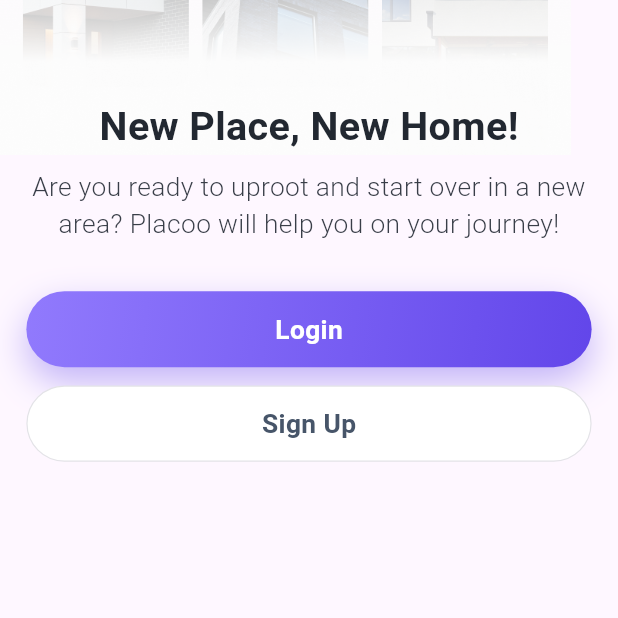
After one commit to saadghazal/home_rent_app, a Flutter app: the screen it shows after launch, on a phone screen of 412 x 824 dp, the part 618-1236 px from its top. The commit adds this screen. Run offline on Flutter 3.47's test engine with Material 3 defaults, Android fonts, the phone set to English and light mode, and no system bars; our stand-ins replace flutter_screenutil; Roboto replaces fonts that are missing (SFProDisplay); project files that could hold a hidden picture were left out.

Commit message:
clean onboarding screen code

```diff
--- a/lib/onboarding/screen/onboarding_screen.dart
+++ b/lib/onboarding/screen/onboarding_screen.dart
@@ -1,6 +1,9 @@
 import 'package:flutter/material.dart';
 import 'package:flutter_screenutil/flutter_screenutil.dart';
+import 'package:home_rent_app/onboarding/widgets/onboarding_cover.dart';
 import 'package:home_rent_app/utils/app_theme.dart';
+import 'package:home_rent_app/widgets/gradient_button.dart';
+import 'package:home_rent_app/widgets/main_button.dart';
 
 class OnBoardingScreen extends StatelessWidget {
   const OnBoardingScreen({super.key});
@@ -12,32 +15,7 @@ class OnBoardingScreen extends StatelessWidget {
         bottom: false,
         child: Column(
           children: [
-            SizedBox(
-              height: 508.h,
-              child: Stack(
-                children: [
-                  Image.asset(
-                    'assets/images/onboarding.png',
-                    height: 508.h,
-                  ),
-                  Image.asset(
-                    'assets/images/onboarding_overlay.png',
-                    height: 508.h,
-                  ),
-                  Align(
-                    alignment: Alignment.bottomCenter,
-                    child: Text(
-                      'New Place, New Home!',
-                      style: TextStyle(
-                        fontSize: 24.sp,
-                        fontWeight: FontWeight.bold,
-                        color: AppTheme.blueDark,
-                      ),
-                    ),
-                  )
-                ],
-              ),
-            ),
+            OnBoardingCover(),
             SizedBox(
               height: 8.h,
             ),
@@ -59,29 +37,9 @@ class OnBoardingScreen extends StatelessWidget {
             ),
             Padding(
               padding: EdgeInsets.symmetric(horizontal: 16.w),
-              child: Container(
-                height: 50.h,
-                decoration: BoxDecoration(
-                  borderRadius: BorderRadius.circular(50.r),
-                  gradient: AppTheme.buttonGradient(),
-                  boxShadow: [
-                    BoxShadow(
-                      offset: Offset(0, 10),
-                      blurRadius: 20.r,
-                      color: AppTheme.mainColor.withOpacity(0.4),
-                    )
-                  ],
-                ),
-                child: Center(
-                  child: Text(
-                    'Login',
-                    style: TextStyle(
-                      fontSize: 16,
-                      fontWeight: FontWeight.w600,
-                      color: Colors.white,
-                    ),
-                  ),
-                ),
+              child: GradientButton(
+                label: 'Login',
+                onTap: () {},
               ),
             ),
             SizedBox(
@@ -89,26 +47,12 @@ class OnBoardingScreen extends StatelessWidget {
             ),
             Padding(
               padding: EdgeInsets.symmetric(horizontal: 16.w),
-              child: Container(
-                height: 50.h,
-                decoration: BoxDecoration(
-                  borderRadius: BorderRadius.circular(50.r),
-                  color: Colors.white,
-                  border: Border.all(
-                    width: 0.8,
-                    color: Color(0xFFE3E3E7),
-                  ),
-                ),
-                child: Center(
-                  child: Text(
-                    'Sign Up',
-                    style: TextStyle(
-                      fontSize: 16,
-                      fontWeight: FontWeight.w600,
-                      color: AppTheme.bonusColor,
-                    ),
-                  ),
-                ),
+              child: MainButton(
+                onTap: () {},
+                label: 'Sign Up',
+                backgroundColor: Colors.white,
+                labelColor: AppTheme.bonusColor,
+                borderColor: Color(0xFFE3E3E7),
               ),
             ),
           ],
--- /dev/null
+++ b/lib/onboarding/widgets/onboarding_cover.dart
@@ -0,0 +1,38 @@
+import 'package:flutter/cupertino.dart';
+import 'package:flutter_screenutil/flutter_screenutil.dart';
+
+import '../../utils/app_theme.dart';
+
+class OnBoardingCover extends StatelessWidget {
+  const OnBoardingCover({super.key});
+
+  @override
+  Widget build(BuildContext context) {
+    return SizedBox(
+      height: 508.h,
+      child: Stack(
+        children: [
+          Image.asset(
+            'assets/images/onboarding.png',
+            height: 508.h,
+          ),
+          Image.asset(
+            'assets/images/onboarding_overlay.png',
+            height: 508.h,
+          ),
+          Align(
+            alignment: Alignment.bottomCenter,
+            child: Text(
+              'New Place, New Home!',
+              style: TextStyle(
+                fontSize: 24.sp,
+                fontWeight: FontWeight.bold,
+                color: AppTheme.blueDark,
+              ),
+            ),
+          )
+        ],
+      ),
+    );
+  }
+}
--- /dev/null
+++ b/lib/widgets/gradient_button.dart
@@ -0,0 +1,55 @@
+import 'package:flutter/cupertino.dart';
+import 'package:flutter/material.dart';
+import 'package:flutter_screenutil/flutter_screenutil.dart';
+
+import '../utils/app_theme.dart';
+
+class GradientButton extends StatelessWidget {
+  const GradientButton({
+    required this.label,
+    required this.onTap,
+    this.width = double.maxFinite,
+    this.radius = 50,
+    this.height = 50,
+    this.labelSize = 16,
+    super.key,
+  });
+  final String label;
+  final double height;
+  final double radius;
+  final double width;
+  final double labelSize;
+  final VoidCallback onTap;
+
+  @override
+  Widget build(BuildContext context) {
+    return GestureDetector(
+      onTap: onTap,
+      child: Container(
+        height: height.h,
+        width: width.w,
+        decoration: BoxDecoration(
+          borderRadius: BorderRadius.circular(radius.r),
+          gradient: AppTheme.buttonGradient(),
+          boxShadow: [
+            BoxShadow(
+              offset: Offset(0, 10),
+              blurRadius: 20.r,
+              color: AppTheme.mainColor.withOpacity(0.4),
+            )
+          ],
+        ),
+        child: Center(
+          child: Text(
+            label,
+            style: TextStyle(
+              fontSize: labelSize.sp,
+              fontWeight: FontWeight.w600,
+              color: Colors.white,
+            ),
+          ),
+        ),
+      ),
+    );
+  }
+}
--- /dev/null
+++ b/lib/widgets/main_button.dart
@@ -0,0 +1,86 @@
+import 'package:flutter/cupertino.dart';
+import 'package:flutter/material.dart';
+import 'package:flutter_screenutil/flutter_screenutil.dart';
+
+import '../utils/app_theme.dart';
+
+class MainButton extends StatelessWidget {
+  const MainButton({
+    required this.label,
+    required this.onTap,
+    this.labelSize = 16,
+    this.width = double.maxFinite,
+    this.radius = 50,
+    this.height = 50,
+    required this.backgroundColor,
+    required this.labelColor,
+    this.shadowColor,
+    this.borderColor,
+    this.icon,
+    super.key,
+  });
+  final String label;
+  final double height;
+  final double radius;
+  final double width;
+  final double labelSize;
+  final Color backgroundColor;
+  final Color labelColor;
+  final Widget? icon;
+  final Color? shadowColor;
+  final Color? borderColor;
+  final VoidCallback onTap;
+
+  @override
+  Widget build(BuildContext context) {
+    return GestureDetector(
+      onTap: onTap,
+      child: Container(
+        height: height.h,
+        width: width.w,
+        decoration: BoxDecoration(
+          borderRadius: BorderRadius.circular(50.r),
+          color: backgroundColor,
+          border: Border.all(
+            width: 0.8,
+            color: borderColor ?? Colors.transparent,
+          ),
+          boxShadow: shadowColor != null
+              ? [
+                  BoxShadow(
+                    offset: Offset(0, 0),
+                    blurRadius: 10.r,
+                    color: shadowColor!,
+                  )
+                ]
+              : null,
+        ),
+        child: icon != null
+            ? Row(
+                children: [
+                  icon!,
+                  Text(
+                    label,
+                    style: TextStyle(
+                      fontSize: labelSize.sp,
+                      fontWeight: FontWeight.w600,
+                      color: labelColor,
+                    ),
+                  ),
+                ],
+              )
+            : Center(
+                child: Text(
+                  label,
+                  style: TextStyle(
+                    fontSize: labelSize.sp,
+                    fontWeight: FontWeight.w600,
+                    color: labelColor,
+                  ),
+                ),
+              ),
+      ),
+    );
+  }
+}
+// Color(0xFFE3E3E7)
```
